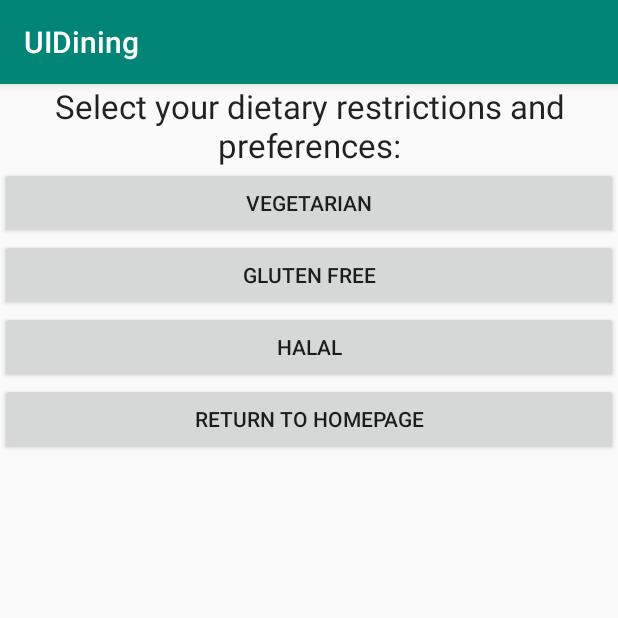
After one commit to adutta-eng/UIDining, an Android app: the InputPreferences screen opened directly, with no data from a screen before it, on a phone screen of 412 x 824 dp, the top half of it. The commit adds this screen. Run offline under Robolectric (Android 15) with nearby library versions, the phone set to English and light mode, and no system bars; network calls fail.

Commit message:
starting dietary preferences

```diff
--- a/app/build.gradle
+++ b/app/build.gradle
@@ -17,6 +17,10 @@ android {
             proguardFiles getDefaultProguardFile('proguard-android-optimize.txt'), 'proguard-rules.pro'
         }
     }
+    compileOptions {
+        sourceCompatibility = 1.8
+        targetCompatibility = 1.8
+    }
 }
 
 dependencies {
--- a/app/src/main/AndroidManifest.xml
+++ b/app/src/main/AndroidManifest.xml
@@ -1,7 +1,9 @@
 <?xml version="1.0" encoding="utf-8"?>
 <manifest xmlns:android="http://schemas.android.com/apk/res/android"
     package="com.example.uidining">
+
     <uses-permission android:name="android.permission.INTERNET" />
+
     <application
         android:allowBackup="true"
         android:icon="@mipmap/ic_launcher"
@@ -9,6 +11,8 @@
         android:roundIcon="@mipmap/ic_launcher_round"
         android:supportsRtl="true"
         android:theme="@style/AppTheme">
+        <activity android:name=".VegetarianMeals"></activity>
+        <activity android:name=".InputPreferences" />
         <activity android:name=".MainActivity">
             <intent-filter>
                 <action android:name="android.intent.action.MAIN" />
--- /dev/null
+++ b/app/src/main/java/com/example/uidining/InputPreferences.java
@@ -0,0 +1,26 @@
+package com.example.uidining;
+
+import androidx.appcompat.app.AppCompatActivity;
+
+import android.content.Intent;
+import android.os.Bundle;
+import android.widget.Button;
+
+public class InputPreferences extends AppCompatActivity {
+
+    @Override
+    protected void onCreate(Bundle savedInstanceState) {
+        super.onCreate(savedInstanceState);
+        setContentView(R.layout.activity_input_preferences);
+        Button vegetarian = findViewById(R.id.vegetarian);
+        vegetarian.setOnClickListener(unused -> {
+            startActivity(new Intent(this, VegetarianMeals.class));
+        });
+        Button gf = findViewById(R.id.glutenFree);
+        Button halal = findViewById(R.id.halal);
+        Button home = findViewById(R.id.back);
+        home.setOnClickListener(unused -> {
+            startActivity(new Intent(this, MainActivity.class));
+        });
+    }
+}
--- a/app/src/main/java/com/example/uidining/MainActivity.java
+++ b/app/src/main/java/com/example/uidining/MainActivity.java
@@ -2,6 +2,7 @@ package com.example.uidining;
 
 import androidx.appcompat.app.AppCompatActivity;
 
+import android.content.Intent;
 import android.os.Bundle;
 import android.widget.Button;
 import android.widget.TextView;
@@ -26,6 +27,9 @@ public class MainActivity extends AppCompatActivity {
         setContentView(R.layout.activity_main);
         final TextView textView = findViewById(R.id.text);
         Button pref = findViewById(R.id.inputPreference);
+        pref.setOnClickListener(unused -> {
+            startActivity(new Intent(this, InputPreferences.class));
+        });
         Button options = findViewById(R.id.mealOptions);
         RequestQueue queue = Volley.newRequestQueue(this);
         String url ="http://uiuc-api2.herokuapp.com/dining/2/2019-12-02/2019-12-02";
--- /dev/null
+++ b/app/src/main/res/layout/activity_input_preferences.xml
@@ -0,0 +1,52 @@
+<?xml version="1.0" encoding="utf-8"?>
+<androidx.constraintlayout.widget.ConstraintLayout xmlns:android="http://schemas.android.com/apk/res/android"
+    xmlns:app="http://schemas.android.com/apk/res-auto"
+    xmlns:tools="http://schemas.android.com/tools"
+    android:layout_width="match_parent"
+    android:layout_height="match_parent"
+    tools:context=".InputPreferences">
+
+    <ScrollView
+        android:layout_width="match_parent"
+        android:layout_height="match_parent">
+
+        <LinearLayout
+            android:layout_width="match_parent"
+            android:layout_height="wrap_content"
+            android:orientation="vertical" >
+
+            <TextView
+                android:id="@+id/preferences"
+                android:layout_width="match_parent"
+                android:layout_height="match_parent"
+                android:gravity="center"
+                android:text="Select your dietary restrictions and preferences:"
+                android:textAppearance="@style/TextAppearance.AppCompat.Large"
+                app:fontFamily="sans-serif" />
+
+            <Button
+                android:id="@+id/vegetarian"
+                android:layout_width="match_parent"
+                android:layout_height="wrap_content"
+                android:text="vegetarian" />
+
+            <Button
+                android:id="@+id/glutenFree"
+                android:layout_width="match_parent"
+                android:layout_height="wrap_content"
+                android:text="gluten free" />
+
+            <Button
+                android:id="@+id/halal"
+                android:layout_width="match_parent"
+                android:layout_height="wrap_content"
+                android:text="halal" />
+
+            <Button
+                android:id="@+id/back"
+                android:layout_width="match_parent"
+                android:layout_height="wrap_content"
+                android:text="return to homepage" />
+        </LinearLayout>
+    </ScrollView>
+</androidx.constraintlayout.widget.ConstraintLayout>
```
Also changed, not shown: app/src/main/java/com/example/uidining/VegetarianMeals.java (added, +78 -0 lines), app/src/main/res/layout/activity_vegetarian_meals.xml (added, +27 -0 lines), app/src/main/res/layout/meal_chunk.xml (added, +31 -0 lines), 227 other files.
